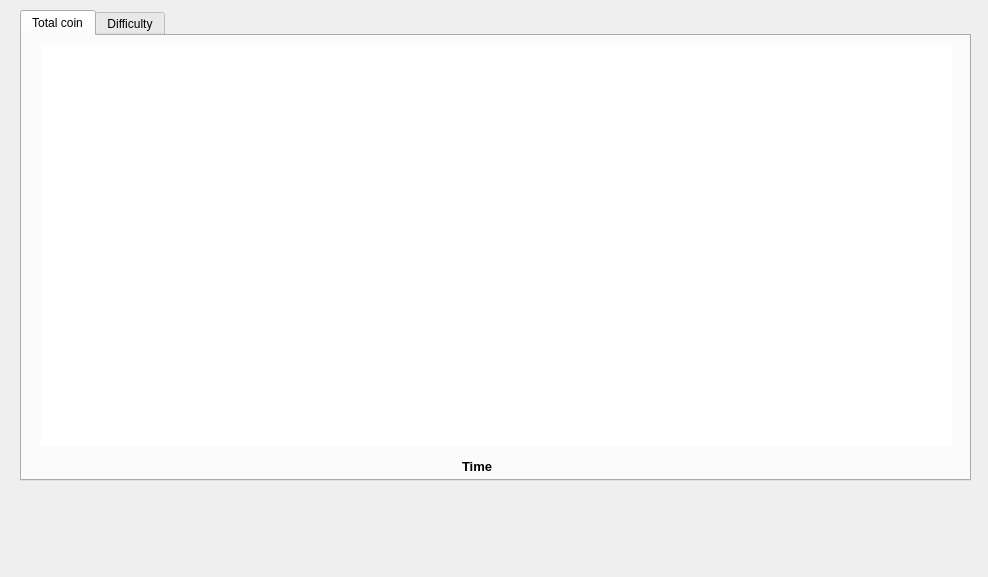
The window that src/qt/forms/chartpage.ui (GenesisCoinTeam/genesiscoin) describes before a commit, drawn with Qt 5.
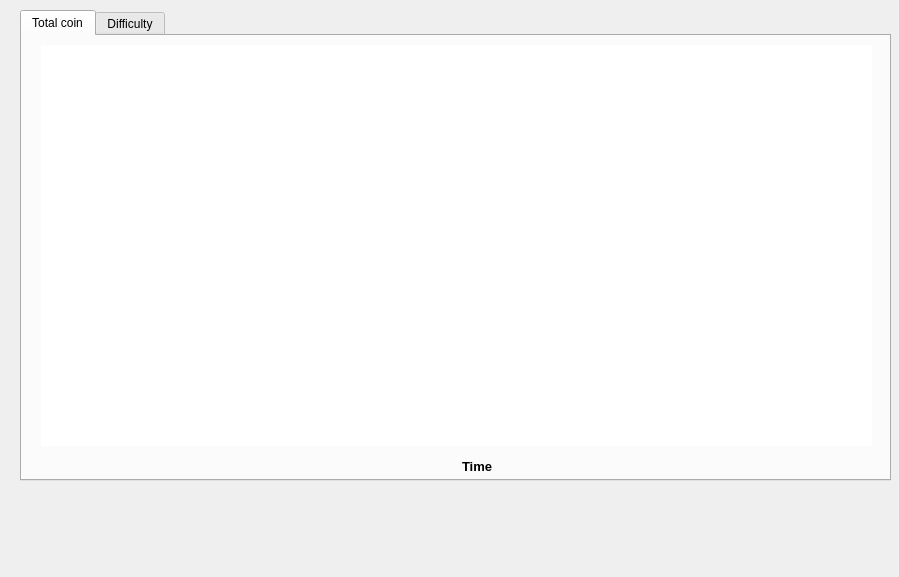
The same window after the commit.

The edit to the form file:
```diff
--- a/src/qt/forms/chartpage.ui
+++ b/src/qt/forms/chartpage.ui
@@ -6,7 +6,7 @@
    <rect>
     <x>0</x>
     <y>0</y>
-    <width>988</width>
+    <width>899</width>
     <height>577</height>
    </rect>
   </property>
@@ -18,7 +18,7 @@
     <rect>
      <x>20</x>
      <y>10</y>
-     <width>951</width>
+     <width>871</width>
      <height>471</height>
     </rect>
    </property>
@@ -34,7 +34,7 @@
       <rect>
        <x>10</x>
        <y>0</y>
-       <width>921</width>
+       <width>851</width>
        <height>421</height>
       </rect>
      </property>
@@ -43,7 +43,7 @@
        <rect>
         <x>9</x>
         <y>9</y>
-        <width>911</width>
+        <width>831</width>
         <height>401</height>
        </rect>
       </property>
```
Left out of the diff: 5 changed lines with no effect on the pictures.
